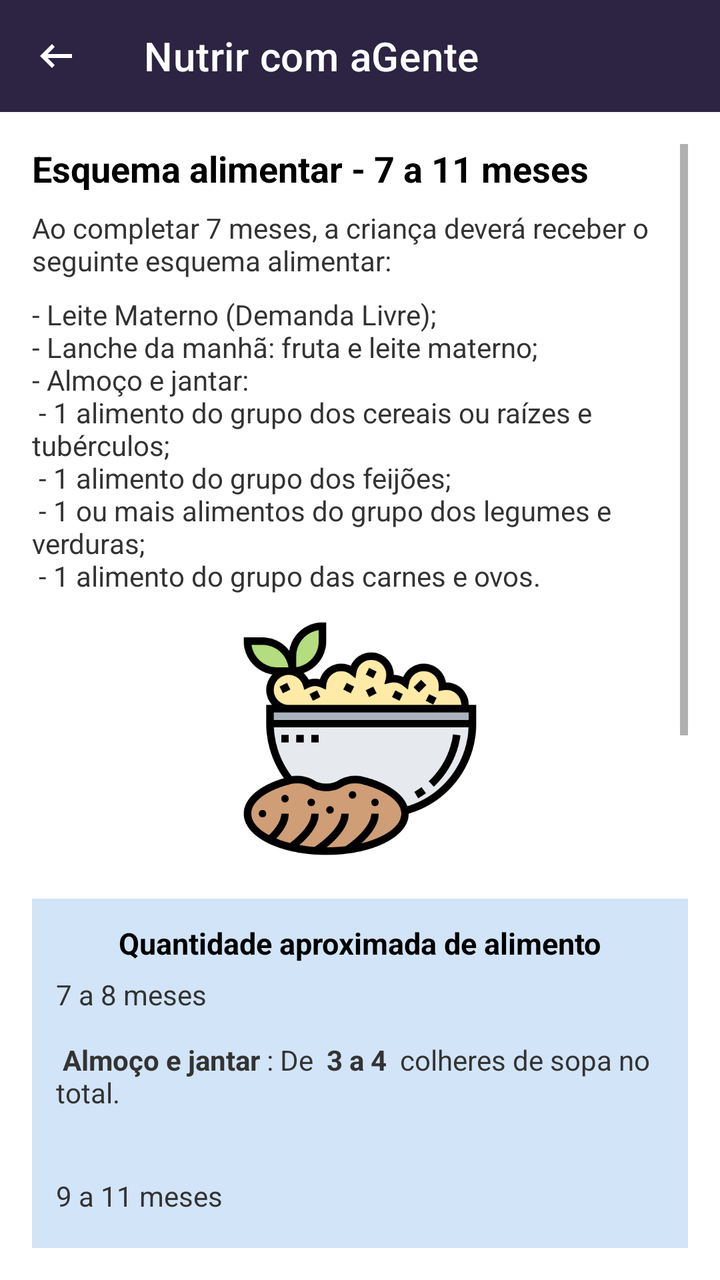
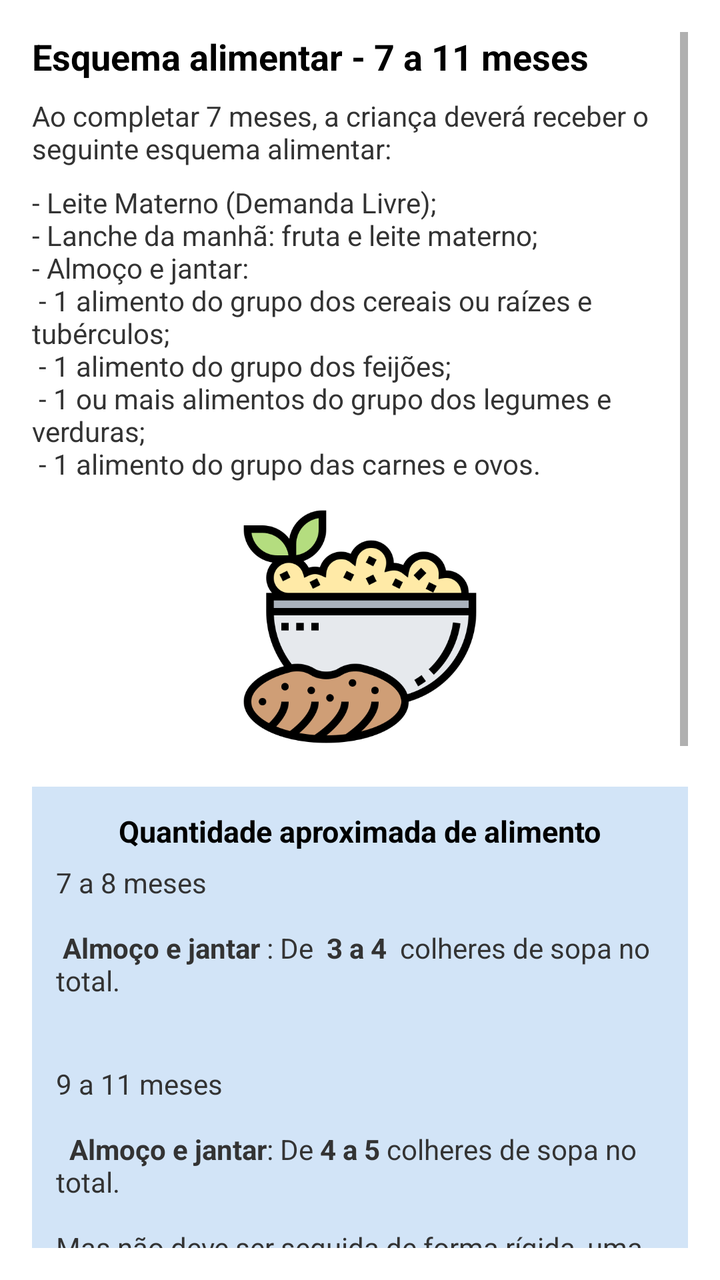

An Android layout rendered at two revisions. The XML below is the earlier revision; the diff shows what the commit changed to produce the second picture.
<!-- AndroidManifest.xml: application theme Theme.NutrirAGente -->
<!-- res/layout/dietary_plan7.xml -->
<?xml version="1.0" encoding="utf-8"?>
<LinearLayout xmlns:android="http://schemas.android.com/apk/res/android"
    xmlns:app="http://schemas.android.com/apk/res-auto"
    android:layout_width="match_parent"
    android:layout_height="match_parent"
    android:orientation="vertical"
    android:background="#FFFFFF">

    
    <androidx.appcompat.widget.Toolbar
        android:id="@+id/toolbar"
        android:layout_width="match_parent"
        android:layout_height="?attr/actionBarSize"
        android:background="#2C2442"
        app:title="@string/app_name"
        app:titleTextColor="@android:color/white"
        app:navigationIcon="@drawable/ic_arrow_back" />

    
    <ScrollView
        android:layout_width="match_parent"
        android:layout_height="match_parent"
        android:padding="16dp">

        <LinearLayout
            android:layout_width="match_parent"
            android:layout_height="wrap_content"
            android:orientation="vertical">

            
            <TextView
                android:layout_width="wrap_content"
                android:layout_height="wrap_content"
                android:text="@string/scheme_title_7_11"
                android:textSize="18sp"
                android:textStyle="bold"
                android:textColor="#000000"
                android:layout_marginBottom="8dp" />

            
            <TextView
                android:layout_width="wrap_content"
                android:layout_height="wrap_content"
                android:text="@string/intro_text_7_11"
                android:textSize="14sp"
                android:textColor="#333333"
                android:layout_marginBottom="8dp" />

            
            <TextView
                android:layout_width="wrap_content"
                android:layout_height="wrap_content"
                android:text="@string/items_list_7_11"
                android:textSize="14sp"
                android:textColor="#333333"
                android:layout_marginBottom="12dp" />

            
            <ImageView
                android:layout_width="120dp"
                android:layout_height="120dp"
                android:src="@drawable/pure_batata"
                android:layout_gravity="center"
                android:contentDescription="@string/img_desc"
                android:layout_marginBottom="16dp" />

            
            <LinearLayout
                android:layout_width="match_parent"
                android:layout_height="wrap_content"
                android:background="#D2E4F7"
                android:padding="12dp"
                android:orientation="vertical"
                android:layout_marginBottom="12dp"
                android:layout_marginTop="4dp">

                <TextView
                    android:layout_width="wrap_content"
                    android:layout_height="wrap_content"
                    android:text="@string/blue_card_title"
                    android:textStyle="bold"
                    android:textSize="15sp"
                    android:textColor="#000000"
                    android:layout_marginBottom="6dp"
                    android:layout_gravity="center_horizontal"
                    />

                <TextView
                    android:layout_width="wrap_content"
                    android:layout_height="wrap_content"
                    android:text="@string/blue_card_text_7_11"
                    android:textSize="14sp"
                    android:textColor="#333333"/>
                <TextView
                    android:layout_width="wrap_content"
                    android:layout_height="wrap_content"
                    android:text="@string/blue_card_text_7_112"
                    android:textSize="14sp"
                    android:textColor="#333333"/>
            </LinearLayout>

            
            <LinearLayout
                android:layout_width="match_parent"
                android:layout_height="wrap_content"
                android:layout_marginBottom="12dp"
                android:background="#FFF1D4"
                android:orientation="vertical"
                android:padding="12dp">

                <TextView
                    android:layout_width="wrap_content"
                    android:layout_height="wrap_content"
                    android:layout_marginBottom="6dp"
                    android:text="@string/yellow_card_title"
                    android:textColor="#000000"
                    android:textSize="15sp"
                    android:textStyle="bold"
                    android:layout_gravity="center_horizontal"
                    />

                <TextView
                    android:layout_width="wrap_content"
                    android:layout_height="wrap_content"
                    android:text="@string/text7m"
                    android:textColor="#333333"
                    android:textSize="14sp" />

            </LinearLayout>

            
            <LinearLayout
                android:layout_width="match_parent"
                android:layout_height="wrap_content"
                android:layout_marginBottom="12dp"
                android:background="#E0FFFF"
                android:orientation="vertical"
                android:padding="12dp">

                <TextView
                    android:layout_width="wrap_content"
                    android:layout_height="wrap_content"
                    android:layout_marginBottom="6dp"
                    android:text="@string/cian_card_title7m"
                    android:textColor="#000000"
                    android:textSize="15sp"
                    android:textStyle="bold"
                    android:layout_gravity="center"
                    />

                <TextView
                    android:layout_width="wrap_content"
                    android:layout_height="wrap_content"
                    android:text="7 a 8 meses"
                    android:textColor="#333333"
                    android:textSize="14sp"
                    android:textStyle="bold"
                    />

                <TextView
                    android:layout_width="wrap_content"
                    android:layout_height="wrap_content"
                    android:text="Ofereça alimentos menos amaçados do que antes
                     ou bem picaddos de acordo com a aceitação da criança"
                    android:textColor="#333333"
                    android:textSize="14sp" />

                <TextView
                    android:layout_width="wrap_content"
                    android:layout_height="wrap_content"
                    android:text="9 a 11 meses"
                    android:textColor="#333333"
                    android:textSize="14sp"
                    android:textStyle="bold"
                    />

                <TextView
                    android:layout_width="wrap_content"
                    android:layout_height="wrap_content"
                    android:text="A criança já pode receber alimentos picados na mesma
                    consistência dos alimentos da família. As carnes podem
                    ser desfiadas."
                    android:textColor="#333333"
                    android:textSize="14sp" />

            </LinearLayout>



        </LinearLayout>
    </ScrollView>
</LinearLayout>
<!-- resources referenced by this layout -->
<resources>
  <!-- drawable ic_arrow_back (drawable) -->
  <vector xmlns:android="http://schemas.android.com/apk/res/android" android:autoMirrored="true" android:height="24dp" android:tint="@color/white" android:viewportHeight="960" android:viewportWidth="960" android:width="24dp">
        
      <path android:fillColor="@android:color/white" android:pathData="M400,720L160,480L400,240L456,298L314,440L800,440L800,520L314,520L456,662L400,720Z"/>
      
  </vector>
  <!-- drawable pure_batata: png bitmap (drawable, 38282 bytes) -->
  <string name="app_name">Nutrir com aGente</string>
  <string name="blue_card_text_7_11">7 a 8 meses\n\n <b>Almoço e jantar</b> : De <b> 3 a 4 </b> colheres de sopa no total.\n\n</string>
  <string name="blue_card_text_7_112"> 9 a 11 meses\n\n <b> Almoço e jantar</b>: De <b>4 a 5</b> colheres de sopa no total.\n\nMas não deve ser seguida de forma rígida, uma vez que as características individuais da criança devem ser respeitadas. </string>
  <string name="blue_card_title">Quantidade aproximada de alimento</string>
  <string name="cian_card_title7m">Consistência do alimento</string>
  <string name="img_desc">Imagem de comida</string>
  <string name="intro_text_7_11">Ao completar 7 meses, a criança deverá receber o seguinte esquema alimentar:</string>
  <string name="items_list_7_11">- Leite Materno (Demanda Livre);\n- Lanche da manhã: fruta e leite materno;\n- Almoço e jantar:\n   - 1 alimento do grupo dos cereais ou raízes e tubérculos;\n   - 1 alimento do grupo dos feijões;\n   - 1 ou mais alimentos do grupo dos legumes e verduras;\n   - 1 alimento do grupo das carnes e ovos.</string>
  <string name="scheme_title_7_11">Esquema alimentar - 7 a 11 meses</string>
  <string name="text7m">
              Os sucos <b>não devem ser utilizados como uma refeição ou lanche</b>, por conterem menor densidade energética que a fruta em pedaços e, se for oferecido, deve ser em pequena quantidade, após as refeições principais para ajudar a absorver melhor o ferro inorgânico.
          </string>
  <string name="yellow_card_title">O consumo de suco natural deve ser limitado!</string>
  <style name="Theme.NutrirAGente" parent="Theme.MaterialComponents.Light.NoActionBar">
          
          <item name="colorPrimary">@color/purple_500</item>
          <item name="colorPrimaryVariant">@color/blue_toolbar</item>
          <item name="colorOnPrimary">@color/white</item>
          <item name="colorOnPrimaryFixedVariant">@color/blue_toolbar</item>
          
          <item name="colorSecondary">@color/teal_200</item>
          <item name="colorSecondaryVariant">@color/teal_700</item>
          <item name="colorOnSecondary">@color/black</item>
          
          <item name="android:statusBarColor">@color/blue_toolbar</item>
          
      </style>
  <color name="white">#FFFFFFFF</color>
  <color name="purple_500">#FF6200EE</color>
  <color name="blue_toolbar">#272643</color>
  <color name="teal_200">#FF03DAC5</color>
  <color name="teal_700">#FF018786</color>
  <color name="black">#FF000000</color>
</resources>

<!-- the commit's change to res/layout/dietary_plan7.xml (unified diff, before → after) -->
@@ -6,15 +6,7 @@
     android:orientation="vertical"
     android:background="#FFFFFF">
 
-    
-    <androidx.appcompat.widget.Toolbar
-        android:id="@+id/toolbar"
-        android:layout_width="match_parent"
-        android:layout_height="?attr/actionBarSize"
-        android:background="#2C2442"
-        app:title="@string/app_name"
-        app:titleTextColor="@android:color/white"
-        app:navigationIcon="@drawable/ic_arrow_back" />
+
 
     
     <ScrollView
<!-- resource entries referenced after the edit -->
@@ -1,13 +1,6 @@
 <!-- resources referenced by this layout -->
 <resources>
-  <!-- drawable ic_arrow_back (drawable) -->
-  <vector xmlns:android="http://schemas.android.com/apk/res/android" android:autoMirrored="true" android:height="24dp" android:tint="@color/white" android:viewportHeight="960" android:viewportWidth="960" android:width="24dp">
-        
-      <path android:fillColor="@android:color/white" android:pathData="M400,720L160,480L400,240L456,298L314,440L800,440L800,520L314,520L456,662L400,720Z"/>
-      
-  </vector>
   <!-- drawable pure_batata: png bitmap (drawable, 38282 bytes) -->
-  <string name="app_name">Nutrir com aGente</string>
   <string name="blue_card_text_7_11">7 a 8 meses\n\n <b>Almoço e jantar</b> : De <b> 3 a 4 </b> colheres de sopa no total.\n\n</string>
   <string name="blue_card_text_7_112"> 9 a 11 meses\n\n <b> Almoço e jantar</b>: De <b>4 a 5</b> colheres de sopa no total.\n\nMas não deve ser seguida de forma rígida, uma vez que as características individuais da criança devem ser respeitadas. </string>
   <string name="blue_card_title">Quantidade aproximada de alimento</string>
